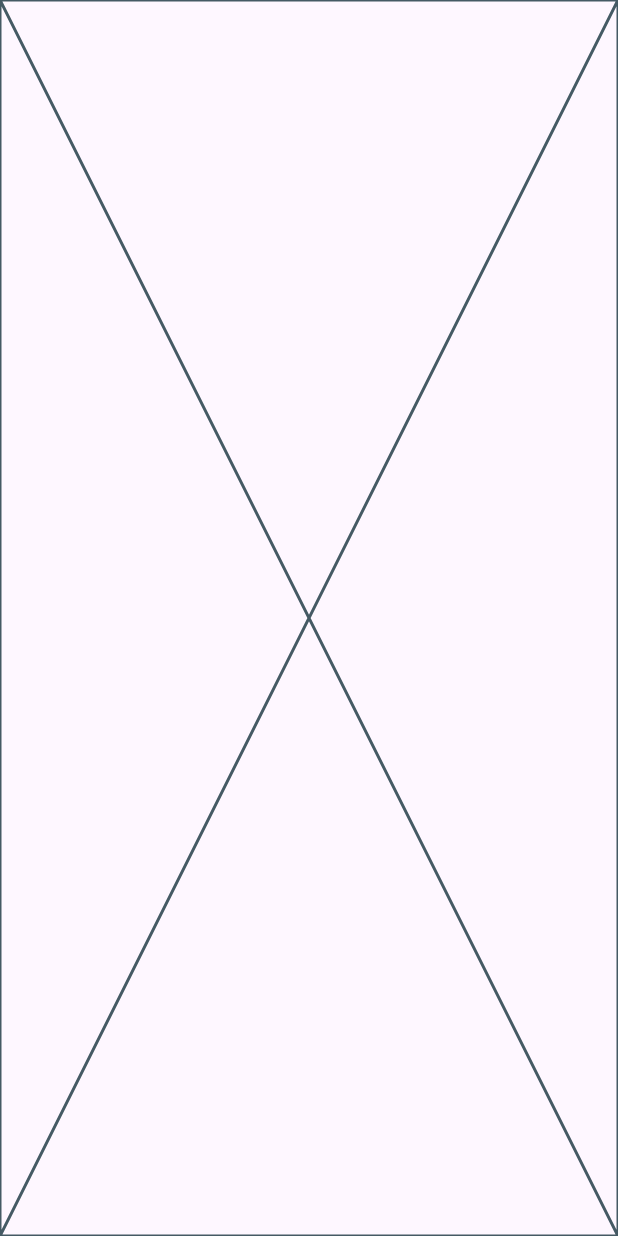
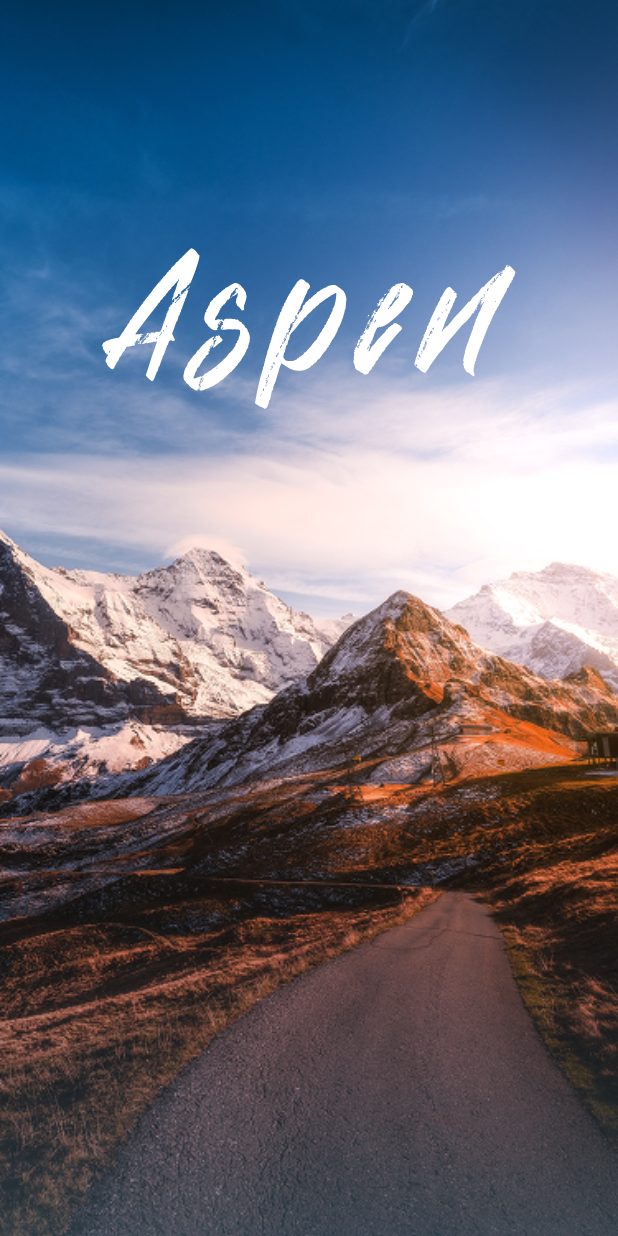
Before and after one commit to Nidhal-Khazene/Aspen_Travel_Mobile_App, a Flutter app: the screen it shows after launch, on a phone screen of 412 x 824 dp. Run offline on Flutter 3.47's test engine with Material 3 defaults, Android fonts, the phone set to English and light mode, and no system bars; our stand-ins replace flutter_svg.

```diff
--- /dev/null
+++ b/lib/core/utils/assets.dart
@@ -0,0 +1,12 @@
+// ignore_for_file: prefer_single_quotes
+class Assets {
+  Assets._();
+
+  /// Assets for assetsImagesAspenLogo
+  /// assets/images/aspen_logo.svg
+  static const String assetsImagesAspenLogo = "assets/images/aspen_logo.svg";
+
+  /// Assets for assetsImagesSplashBackground
+  /// assets/images/splash_background.png
+  static const String assetsImagesSplashBackground = "assets/images/splash_background.png";
+}
--- a/lib/features/splash/presentation/views/widgets/splash_view_body.dart
+++ b/lib/features/splash/presentation/views/widgets/splash_view_body.dart
@@ -1,10 +1,31 @@
+import 'package:aspen_travel_app/core/utils/assets.dart';
 import 'package:flutter/material.dart';
+import 'package:flutter_svg/flutter_svg.dart';
 
 class SplashViewBody extends StatelessWidget {
   const SplashViewBody({super.key});
 
   @override
   Widget build(BuildContext context) {
-    return const Placeholder();
+    return Stack(
+      children: [
+        SizedBox(
+          width: double.infinity,
+          height: double.infinity,
+          child: Positioned.fill(
+            child: Image.asset(
+              Assets.assetsImagesSplashBackground,
+              fit: BoxFit.cover,
+            ),
+          ),
+        ),
+        Positioned(
+          top: MediaQuery.of(context).size.height * 0.20,
+          left: 0,
+          right: 0,
+          child: SvgPicture.asset(Assets.assetsImagesAspenLogo),
+        ),
+      ],
+    );
   }
 }
```
Also changed, not shown: pubspec.yaml (+8 -3 lines), assets/images/aspen_logo.svg (added), assets/images/splash_background.png (renamed from splash_background.png), pubspec.lock.
